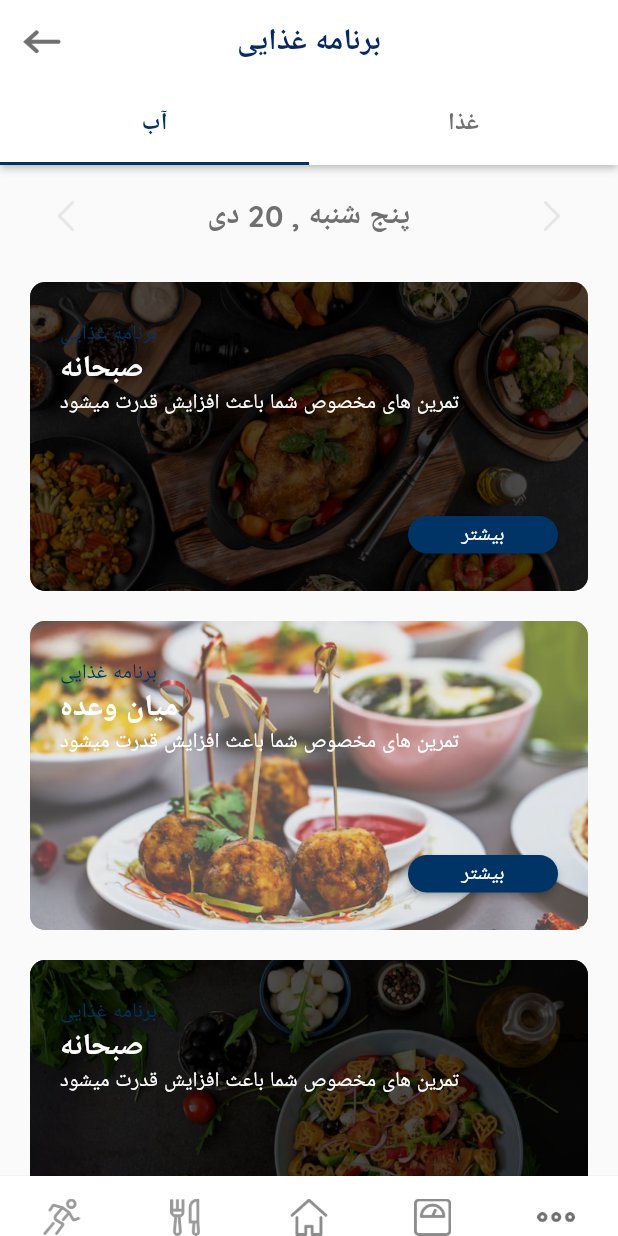
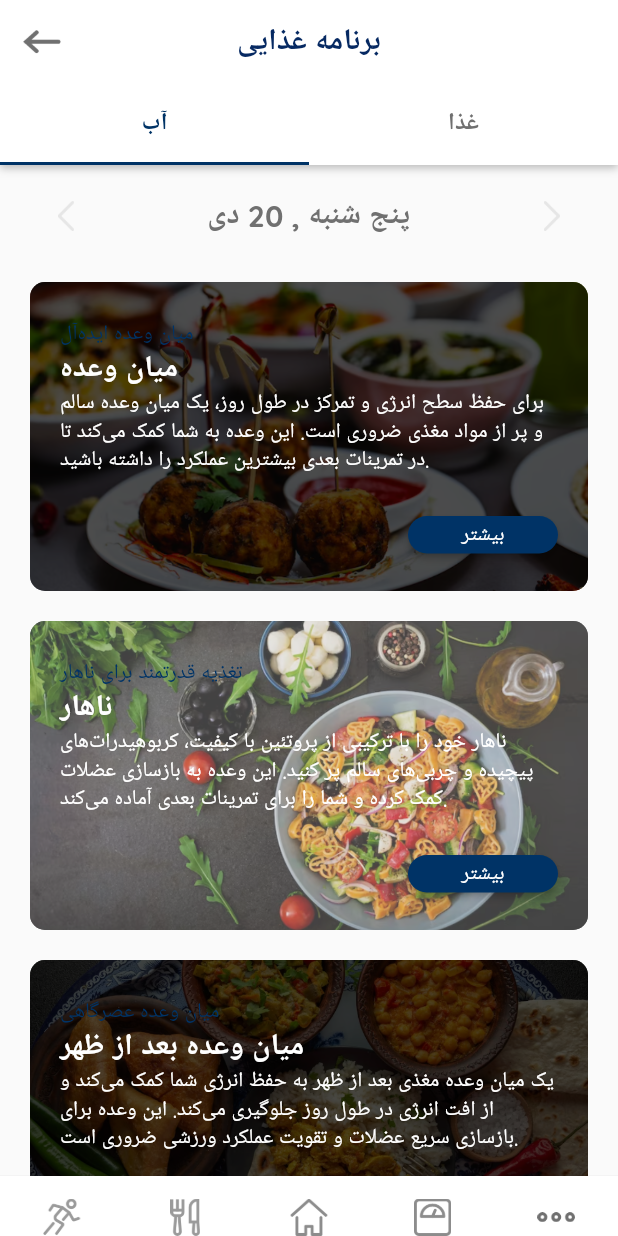
Before and after one commit to Mohammad-ysf/fitness-app-flutter, a Flutter app: the MealPlanView screen opened directly, on a phone screen of 412 x 824 dp. Run offline on Flutter 3.47's test engine with Material 3 defaults, Android fonts, the light colour scheme and no system bars; our stand-ins replace carousel_slider, flutter_rating_bar, simple_circular_progress_bar, youtube_player_flutter.

Commit message:
git added and commited

```diff
--- a/lib/view/meal_plan/meal_plan_view.dart
+++ b/lib/view/meal_plan/meal_plan_view.dart
@@ -15,31 +15,27 @@ class _MealPlanViewState extends State<MealPlanView> {
   int isActiveTab = 0;
 
   List planArr = [
-    {
-      "name": "صبحانه",
-      "image": "assets/img/f1.png",
-      "title": "برنامه غذایی",
-      "subtitle": "تمرین های مخصوص شما باعث افزایش قدرت میشود"
-    },
+
     {
       "name": "میان وعده",
       "image": "assets/img/f2.png",
-      "title": "برنامه غذایی",
-      "subtitle": "تمرین های مخصوص شما باعث افزایش قدرت میشود"
+      "title": "میان وعده ایده‌آل",
+      "subtitle": "برای حفظ سطح انرژی و تمرکز در طول روز، یک میان وعده سالم و پر از مواد مغذی ضروری است. این وعده به شما کمک می‌کند تا در تمرینات بعدی بیشترین عملکرد را داشته باشید."
     },
     {
-      "name": "صبحانه",
+      "name": "ناهار",
       "image": "assets/img/f3.png",
-      "title": "برنامه غذایی",
-      "subtitle": "تمرین های مخصوص شما باعث افزایش قدرت میشود"
+      "title": "تغذیه قدرتمند برای ناهار",
+      "subtitle": "ناهار خود را با ترکیبی از پروتئین با کیفیت، کربوهیدرات‌های پیچیده و چربی‌های سالم پر کنید. این وعده به بازسازی عضلات کمک کرده و شما را برای تمرینات بعدی آماده می‌کند."
     },
     {
-      "name": "میان وعده",
+      "name": "میان وعده بعد از ظهر",
       "image": "assets/img/f4.png",
-      "title": "برنامه غذایی",
-      "subtitle": "تمرین های مخصوص شما باعث افزایش قدرت میشود"
+      "title": "میان وعده عصرگاهی",
+      "subtitle": "یک میان وعده مغذی بعد از ظهر به حفظ انرژی شما کمک می‌کند و از افت انرژی در طول روز جلوگیری می‌کند. این وعده برای بازسازی سریع عضلات و تقویت عملکرد ورزشی ضروری است."
     },
   ];
+
 
   @override
   Widget build(BuildContext context) {
--- a/pubspec.yaml
+++ b/pubspec.yaml
@@ -42,6 +42,7 @@ dependencies:
   simple_circular_progress_bar:
   simple_timer:
   ticking_widget: ^1.0.0
+  http:
 
 dev_dependencies:
   flutter_test:
```
Also changed, not shown: assets/img/f1.jpg (added), assets/img/f1.png (deleted), pubspec.lock, 1 other file.
